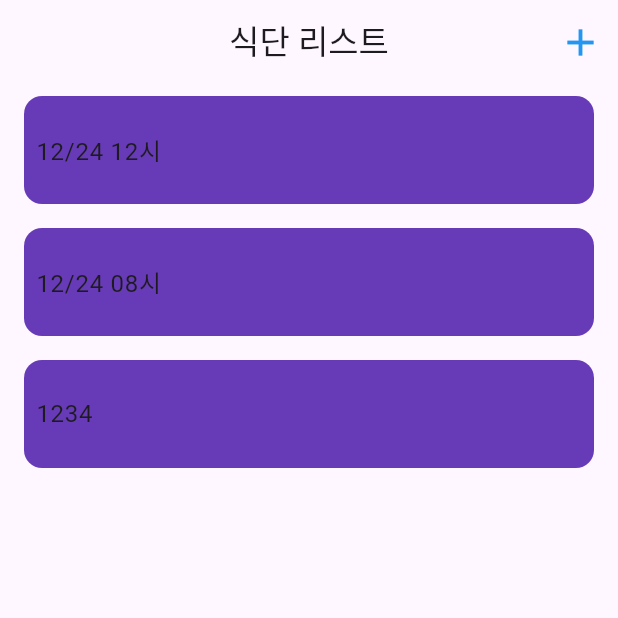
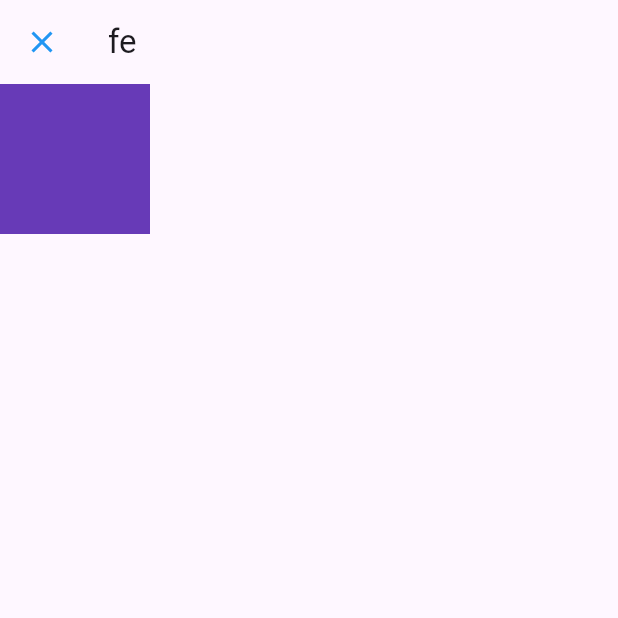
Before and after one commit to corpiii/diet_diary, a Flutter app: the screen it shows after launch, after a tap on the "add" icon, on a phone screen of 412 x 824 dp, the top half of it. Run offline on Flutter 3.47's test engine with Material 3 defaults, Android fonts, the light colour scheme and no system bars.

Commit message:
feat: diet add screen 생성

```diff
--- /dev/null
+++ b/lib/add_screen/diet_add_screen.dart
@@ -0,0 +1,27 @@
+import 'package:flutter/material.dart';
+
+class DietAddScreen extends StatefulWidget {
+  const DietAddScreen({super.key});
+
+  @override
+  State<DietAddScreen> createState() => _DietAddScreenState();
+}
+
+class _DietAddScreenState extends State<DietAddScreen> {
+  @override
+  Widget build(BuildContext context) {
+    return Scaffold(
+      appBar: AppBar(
+        leading: CloseButton(
+          color: Colors.blue,
+        ),
+        title: Text('fe'),
+      ),
+      body: Container(
+        color: Colors.deepPurple,
+        width: 100,
+        height: 100,
+      ),
+    );
+  }
+}
--- a/lib/diet_list_screen.dart
+++ b/lib/diet_list_screen.dart
@@ -1,3 +1,4 @@
+import 'package:diet_diary/add_screen/diet_add_screen.dart';
 import 'package:flutter/material.dart';
 
 class DietListScreen extends StatelessWidget {
@@ -10,7 +11,13 @@ class DietListScreen extends StatelessWidget {
           centerTitle: true,
           title: const Text('식단 리스트'),
           actions: [
-            iconButtonWidget(onPressed: () {}),
+            iconButtonWidget(onPressed: () {
+              Navigator.push(
+                context,
+                MaterialPageRoute(builder: (context) => const DietAddScreen(),
+                fullscreenDialog: true),
+              );
+            }),
             const SizedBox(width: 10,)
           ],
         ),
```
